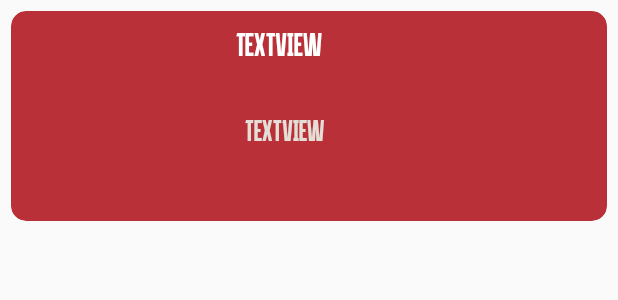
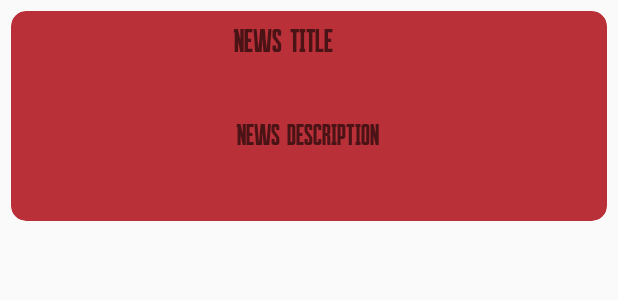
Before and after one commit to calvinAE/Apexify, an Android app: the layout news_item.xml on its own in the app's theme, with its tools: preview values and no code run, on a phone screen of 412 x 824 dp. Shown: the top 300 px of the screen. Run offline under Robolectric (Android 15) with nearby library versions, the phone set to English and light mode, and no system bars.

Commit message:
Updates to layout

```diff
--- a/app/src/main/res/layout/news_item.xml
+++ b/app/src/main/res/layout/news_item.xml
@@ -20,6 +20,7 @@
             android:id="@+id/img_news"
             android:layout_width="140dp"
             android:layout_height="match_parent"
+            android:contentDescription="News image"
             android:scaleType="centerCrop"
             app:layout_constraintBottom_toBottomOf="parent"
             app:layout_constraintStart_toStartOf="parent"
@@ -29,26 +30,26 @@
             android:id="@+id/tv_news"
             android:layout_width="247dp"
             android:layout_height="48dp"
-            android:layout_marginStart="10dp"
+            android:layout_marginStart="8dp"
             android:fontFamily="@font/apex"
-            android:text="TextView"
+            android:hint="News title"
             android:textAlignment="viewStart"
             android:textColor="#FFFFFF"
             android:textSize="15sp"
             app:layout_constraintBottom_toBottomOf="parent"
             app:layout_constraintStart_toEndOf="@+id/img_news"
             app:layout_constraintTop_toTopOf="parent"
-            app:layout_constraintVertical_bias="0.105" />
+            app:layout_constraintVertical_bias="0.076" />
 
         <TextView
             android:id="@+id/tv_shortDesc"
-            android:layout_width="229dp"
-            android:layout_height="65dp"
-            android:layout_marginStart="35dp"
+            android:layout_width="230dp"
+            android:layout_height="62dp"
+            android:layout_marginStart="10dp"
             android:layout_marginEnd="18dp"
             android:fontFamily="@font/apex"
-            android:text="TextView"
-            android:textColor="@color/background"
+            android:hint="News description"
+            android:textColor="@color/secondary_text"
             android:textSize="14sp"
             app:layout_constraintBottom_toBottomOf="parent"
             app:layout_constraintEnd_toEndOf="parent"
```
Also changed, not shown: app/src/main/res/layout/store_item.xml (+15 -14 lines).
